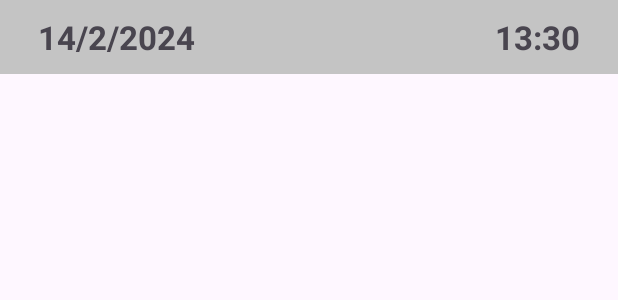
After one commit to mr-j-shah/Android_xml, an Android app: the layout history_item_tile.xml on its own in the app's theme, with its tools: preview values and no code run, on a phone screen of 412 x 824 dp. The commit adds this screen. Shown: the top 300 px of the screen. Run offline under Robolectric (Android 15) with nearby library versions, the phone set to English and light mode, and no system bars.

Commit message:
14/2/2024

```diff
--- a/7MinuteWorkout/app/src/main/AndroidManifest.xml
+++ b/7MinuteWorkout/app/src/main/AndroidManifest.xml
@@ -3,6 +3,7 @@
     xmlns:tools="http://schemas.android.com/tools">
 
     <application
+        android:name=".WorkoutApplication"
         android:allowBackup="true"
         android:dataExtractionRules="@xml/data_extraction_rules"
         android:fullBackupContent="@xml/backup_rules"
--- /dev/null
+++ b/7MinuteWorkout/app/src/main/res/layout/history_item_tile.xml
@@ -0,0 +1,33 @@
+<?xml version="1.0" encoding="utf-8"?>
+<androidx.constraintlayout.widget.ConstraintLayout xmlns:android="http://schemas.android.com/apk/res/android"
+    xmlns:app="http://schemas.android.com/apk/res-auto"
+    android:id="@+id/history_data_tile"
+    android:layout_width="match_parent"
+    android:layout_height="wrap_content"
+    android:background="#C4C4C4"
+    android:orientation="horizontal"
+    android:paddingHorizontal="25dp"
+    android:paddingVertical="10dp">
+
+    <TextView
+        android:id="@+id/history_tile_date"
+        android:layout_width="wrap_content"
+        android:layout_height="wrap_content"
+        android:text="14/2/2024"
+        android:textSize="22sp"
+        android:textStyle="bold"
+        app:layout_constraintBottom_toBottomOf="parent"
+        app:layout_constraintStart_toStartOf="parent"
+        app:layout_constraintTop_toTopOf="parent" />
+
+    <TextView
+        android:id="@+id/history_tile_time"
+        android:layout_width="wrap_content"
+        android:layout_height="wrap_content"
+        android:text="13:30"
+        android:textSize="22sp"
+        android:textStyle="bold"
+        app:layout_constraintBottom_toBottomOf="parent"
+        app:layout_constraintEnd_toEndOf="parent"
+        app:layout_constraintTop_toTopOf="parent" />
+</androidx.constraintlayout.widget.ConstraintLayout>
```
Also changed, not shown: 7MinuteWorkout/app/src/main/java/com/crestinfosystems_jinay/a7minuteworkout/Graph.kt (added, +17 -0 lines), 7MinuteWorkout/app/src/main/java/com/crestinfosystems_jinay/a7minuteworkout/HistroyActivity.kt (+32 -1 lines), 7MinuteWorkout/app/src/main/java/com/crestinfosystems_jinay/a7minuteworkout/ResultActivity.kt (+13 -31 lines), 7MinuteWorkout/app/src/main/java/com/crestinfosystems_jinay/a7minuteworkout/WorkoutApplication.kt (added, +10 -0 lines), 7MinuteWorkout/app/src/main/java/com/crestinfosystems_jinay/a7minuteworkout/data/historydata/History.kt (added, +13 -0 lines), 7MinuteWorkout/app/src/main/java/com/crestinfosystems_jinay/a7minuteworkout/data/historydata/HistoryDAO.kt (added, +26 -0 lines), 7MinuteWorkout/app/src/main/java/com/crestinfosystems_jinay/a7minuteworkout/data/historydata/HistoryDatabase.kt (added, +9 -0 lines), 7MinuteWorkout/app/src/main/java/com/crestinfosystems_jinay/a7minuteworkout/data/historydata/HistoryViewAdepter.kt (added, +54 -0 lines), 7MinuteWorkout/app/src/main/res/layout/activity_histroy.xml (+8 -0 lines).
